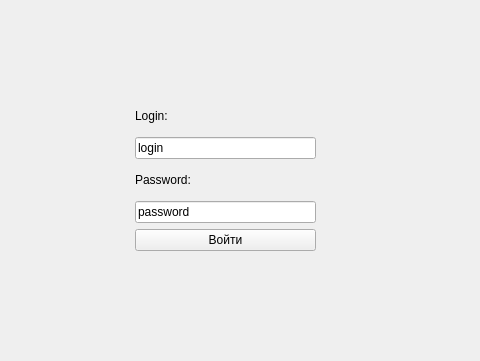
First picture: the form in ui/start_window.ui, repository Tanax-Xt/Digital-journal-Desktop, before the edit; both pictures show x 495 to 975 and y 209 to 570 of the 1440 by 780 pixel window.
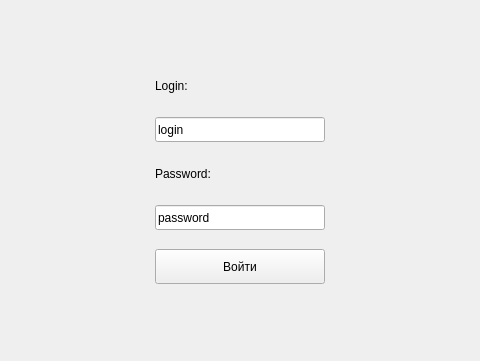
Second picture: the form after the edit.

Commit message: add authorization and ui for roles

```diff
--- a/ui/start_window.ui
+++ b/ui/start_window.ui
@@ -29,29 +29,47 @@
    <widget class="QWidget" name="gridLayoutWidget">
     <property name="geometry">
      <rect>
-      <x>630</x>
-      <y>290</y>
-      <width>181</width>
-      <height>151</height>
+      <x>590</x>
+      <y>250</y>
+      <width>291</width>
+      <height>241</height>
      </rect>
     </property>
     <layout class="QGridLayout" name="gridLayout_2">
      <item row="4" column="0">
-      <widget class="QPushButton" name="loginButton_2">
+      <widget class="QPushButton" name="loginButton">
+       <property name="maximumSize">
+        <size>
+         <width>175</width>
+         <height>35</height>
+        </size>
+       </property>
        <property name="text">
         <string>Войти</string>
        </property>
       </widget>
      </item>
      <item row="3" column="0">
-      <widget class="QLineEdit" name="passwordLine_2">
+      <widget class="QLineEdit" name="passwordLine">
+       <property name="maximumSize">
+        <size>
+         <width>170</width>
+         <height>25</height>
+        </size>
+       </property>
        <property name="text">
         <string>password</string>
        </property>
       </widget>
      </item>
      <item row="1" column="0">
-      <widget class="QLineEdit" name="loginLine_2">
+      <widget class="QLineEdit" name="loginLine">
+       <property name="maximumSize">
+        <size>
+         <width>170</width>
+         <height>25</height>
+        </size>
+       </property>
        <property name="text">
         <string>login</string>
        </property>
@@ -59,6 +77,18 @@
      </item>
      <item row="0" column="0">
       <widget class="QLabel" name="loginText">
+       <property name="minimumSize">
+        <size>
+         <width>170</width>
+         <height>25</height>
+        </size>
+       </property>
+       <property name="maximumSize">
+        <size>
+         <width>170</width>
+         <height>25</height>
+        </size>
+       </property>
        <property name="text">
         <string>Login:</string>
        </property>
@@ -66,6 +96,18 @@
      </item>
      <item row="2" column="0">
       <widget class="QLabel" name="passwordText">
+       <property name="minimumSize">
+        <size>
+         <width>170</width>
+         <height>25</height>
+        </size>
+       </property>
+       <property name="maximumSize">
+        <size>
+         <width>170</width>
+         <height>25</height>
+        </size>
+       </property>
        <property name="text">
         <string>Password:</string>
        </property>
```
Left out of the diff: 2 changed lines with no effect on the pictures. The commit also changes 5 other files.
